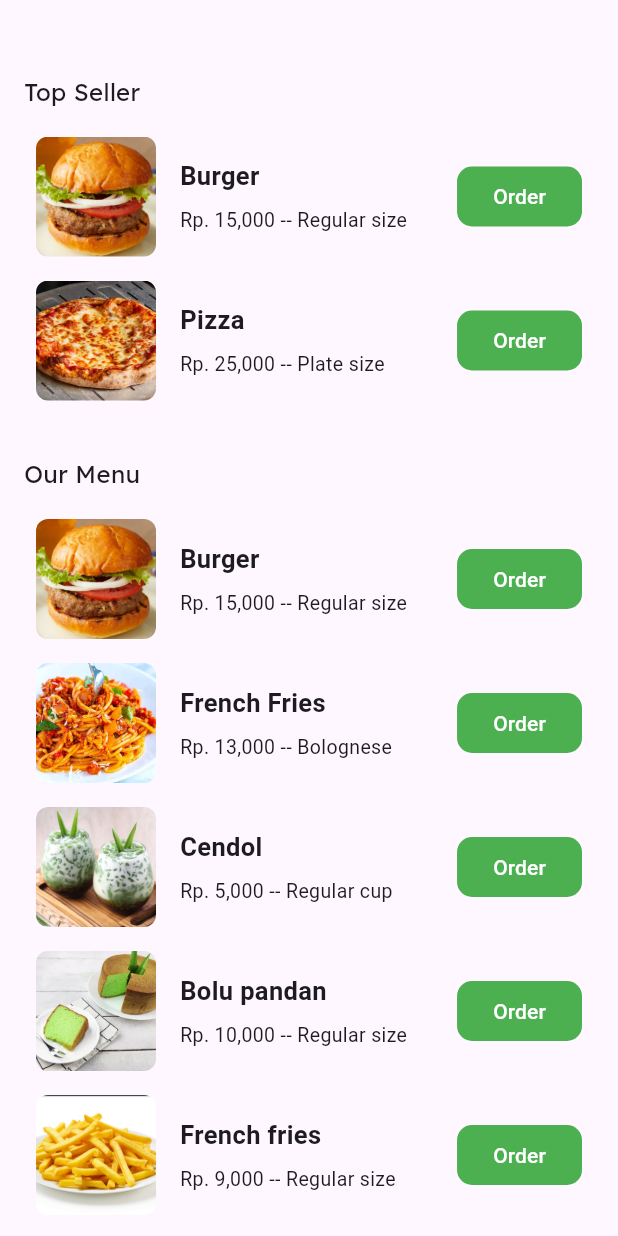
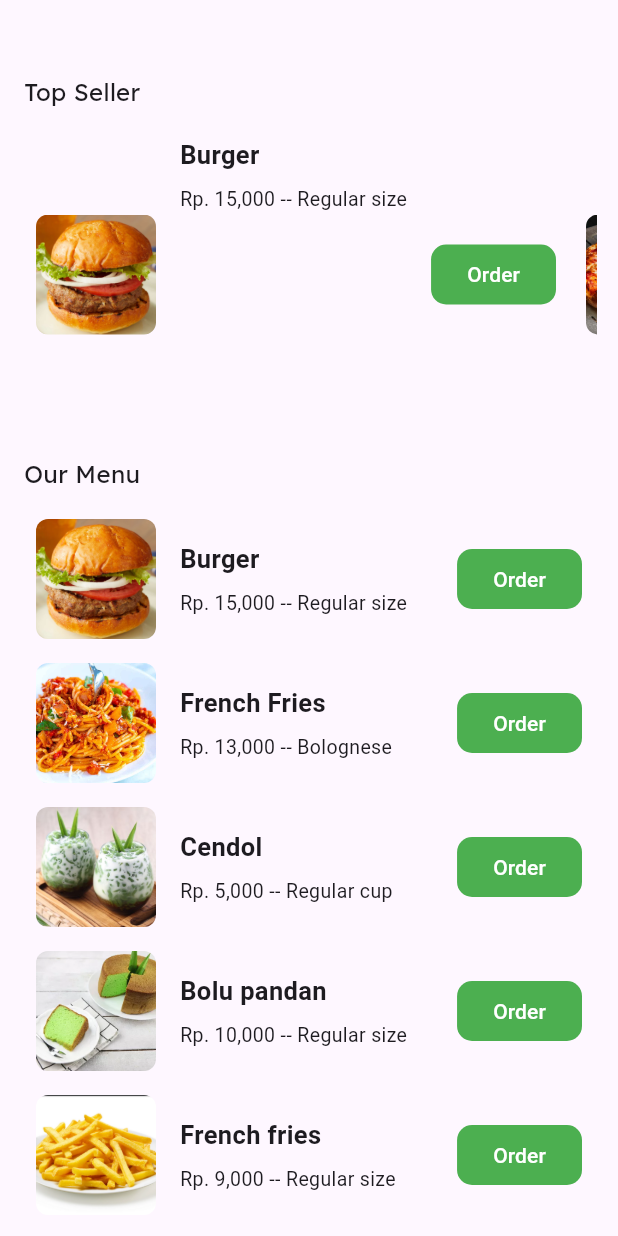
Before and after one commit to M2NVMe/globalfoodflutter, a Flutter app: the foodsFragment screen opened directly, on a phone screen of 412 x 824 dp. Run offline on Flutter 3.47's test engine with Material 3 defaults, Android fonts, the phone set to English and light mode, and no system bars; our stand-ins replace get, sqflite; accounts and stored records are empty.

Commit message:
[BBW] add/fix

```diff
--- a/lib/Pages/Menus/foods.dart
+++ b/lib/Pages/Menus/foods.dart
@@ -30,6 +30,7 @@ class foodsFragment extends StatelessWidget {
                 padding: const EdgeInsets.symmetric(horizontal: 14),
                 child: Obx(() {
                   return ListView.builder(
+                    scrollDirection: Axis.horizontal,
                     itemCount: datas.popularitem.length,
                     itemBuilder: (context, index) {
                       final item = datas.popularitem[index];
--- a/lib/Pages/Menus/home.dart
+++ b/lib/Pages/Menus/home.dart
@@ -1,6 +1,6 @@
 import 'package:flutter/material.dart';
 import 'package:globalfoodflutter/Reuses/foodlist.dart';
-import 'package:globalfoodflutter/Reuses/foodlistnobutton.dart';
+import 'package:globalfoodflutter/Reuses/foodlistsquare.dart';
 import 'package:globalfoodflutter/datas/DatasController.dart';
 import 'package:get/get.dart';
 
--- a/lib/Reuses/foodlistnobutton.dart
+++ b/lib/Reuses/foodlistsquare.dart
@@ -1,12 +1,12 @@
 import 'package:flutter/material.dart';
 
 // Reusable custom list item widget
-class CustomListItemNobutton extends StatelessWidget {
+class CustomListItemSquare extends StatelessWidget {
   final String image;
   final String title;
   final String description;
 
-  const CustomListItemNobutton({
+  const CustomListItemSquare({
     super.key,
     required this.image,
     required this.title,
--- a/lib/datas/DatasController.dart
+++ b/lib/datas/DatasController.dart
@@ -4,7 +4,7 @@ import 'package:flutter/material.dart';
 import 'package:get/get.dart';
 import 'package:globalfoodflutter/Reuses/foodlist.dart';
 import 'package:globalfoodflutter/Reuses/foodlisticonbutton.dart';
-import 'package:globalfoodflutter/Reuses/foodlistnobutton.dart';
+import 'package:globalfoodflutter/Reuses/foodlistsquare.dart';
 import 'package:globalfoodflutter/datas/newLocalDatabasethingamajig.dart';
 
 class datascontroller extends GetxController {
```
